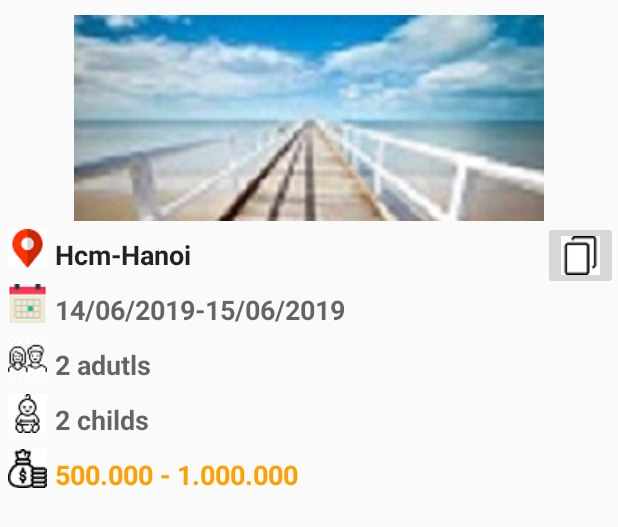
After one commit to datdo7549/Project_travel_assitant, an Android app: the layout custom_layout_tour_listview.xml on its own in the app's theme, with its tools: preview values and no code run, on a phone screen of 412 x 824 dp. The commit adds this screen. Shown: the top 527 px of the screen. Run offline under Robolectric (Android 15) with nearby library versions, the phone set to English and light mode, and no system bars.

Commit message:
update listview to listTour

```diff
--- /dev/null
+++ b/app/src/main/res/layout/custom_layout_tour_listview.xml
@@ -0,0 +1,130 @@
+<?xml version="1.0" encoding="utf-8"?>
+<RelativeLayout xmlns:android="http://schemas.android.com/apk/res/android"
+    android:layout_width="match_parent"
+    android:layout_height="match_parent"
+    android:paddingTop="10dp">
+
+    <ImageView
+        android:id="@+id/imageTour"
+        android:layout_width="match_parent"
+        android:layout_height="wrap_content"
+        android:src="@drawable/imagetour"
+        android:layout_alignParentTop="true"></ImageView>
+
+    <ImageView
+        android:id="@+id/imageName"
+        android:layout_width="wrap_content"
+        android:layout_height="wrap_content"
+        android:src="@drawable/placeholder"
+        android:layout_alignParentLeft="true"
+        android:layout_below="@id/imageTour"
+        android:padding="5dp"></ImageView>
+
+    <TextView
+        android:id="@+id/name"
+        android:layout_width="wrap_content"
+        android:layout_height="wrap_content"
+        android:textAppearance="@style/TextAppearance.AppCompat.Medium"
+        android:text="Hcm-Hanoi"
+        android:paddingTop="10dp"
+        android:layout_below="@+id/imageTour"
+        android:textStyle="bold"
+        android:textColor="#E2070606"
+        android:layout_toRightOf="@+id/imageName"
+        ></TextView>
+
+    <ImageButton
+        android:id="@+id/btncopy"
+        android:layout_width="wrap_content"
+        android:layout_height="wrap_content"
+        android:src="@drawable/copy"
+        android:layout_below="@+id/imageTour"
+        android:layout_alignParentRight="true"></ImageButton>
+
+    <ImageView
+        android:id="@+id/imageDate"
+        android:layout_width="wrap_content"
+        android:layout_height="wrap_content"
+        android:src="@drawable/calendar"
+        android:layout_alignParentLeft="true"
+        android:layout_below="@id/imageName"
+        android:padding="5dp"></ImageView>
+
+    <TextView
+        android:id="@+id/date"
+        android:layout_width="wrap_content"
+        android:layout_height="wrap_content"
+        android:textAppearance="@style/TextAppearance.AppCompat.Medium"
+        android:text="14/06/2019-15/06/2019"
+        android:paddingTop="10dp"
+        android:layout_below="@+id/imageName"
+        android:textStyle="bold"
+        android:layout_toRightOf="@+id/imageDate"
+        ></TextView>
+
+    <ImageView
+        android:id="@+id/imageAdults"
+        android:layout_width="wrap_content"
+        android:layout_height="wrap_content"
+        android:src="@drawable/adult"
+        android:layout_alignParentLeft="true"
+        android:layout_below="@id/imageDate"
+        android:padding="5dp"></ImageView>
+
+    <TextView
+        android:id="@+id/adults"
+        android:layout_width="wrap_content"
+        android:layout_height="wrap_content"
+        android:textAppearance="@style/TextAppearance.AppCompat.Medium"
+        android:text="2 adutls"
+        android:paddingTop="10dp"
+        android:layout_below="@+id/imageDate"
+        android:textStyle="bold"
+        android:layout_toRightOf="@+id/imageDate"
+        ></TextView>
+
+    <ImageView
+        android:id="@+id/imageChilds"
+        android:layout_width="wrap_content"
+        android:layout_height="wrap_content"
+        android:src="@drawable/baby"
+        android:layout_alignParentLeft="true"
+        android:layout_below="@id/imageAdults"
+        android:padding="5dp"></ImageView>
+
+    <TextView
+        android:id="@+id/childs"
+        android:layout_width="wrap_content"
+        android:layout_height="wrap_content"
+        android:textAppearance="@style/TextAppearance.AppCompat.Medium"
+        android:text="2 childs"
+        android:paddingTop="10dp"
+        android:layout_below="@+id/imageAdults"
+        android:textStyle="bold"
+        android:layout_toRightOf="@+id/imageDate"
+        ></TextView>
+
+    <ImageView
+        android:id="@+id/imageCost"
+        android:layout_width="wrap_content"
+        android:layout_height="wrap_content"
+        android:src="@drawable/money"
+        android:layout_alignParentLeft="true"
+        android:layout_below="@id/imageChilds"
+        android:padding="5dp"></ImageView>
+
+    <TextView
+        android:id="@+id/min_max_Cost"
+        android:layout_width="wrap_content"
+        android:layout_height="wrap_content"
+        android:textAppearance="@style/TextAppearance.AppCompat.Medium"
+        android:text="500.000 - 1.000.000"
+        android:paddingTop="10dp"
+        android:layout_below="@+id/imageChilds"
+        android:textStyle="bold"
+        android:textColor="#FFA000"
+        android:layout_toRightOf="@+id/imageDate"
+        ></TextView>
+
+
+</RelativeLayout>
```
Also changed, not shown: app/src/main/java/com/example/loginandregister/Adapter/CustomAdapter.java (added, +125 -0 lines), app/src/main/java/com/example/loginandregister/MainActivity.java (+12 -8 lines), app/src/main/res/layout/activity_main.xml (+4 -4 lines), app/src/main/res/drawable/adult.png (added), app/src/main/res/drawable/baby.png (added), app/src/main/res/drawable/calendar.png (added), app/src/main/res/drawable/copy.png (added), app/src/main/res/drawable/imagetour.jpg (added), app/src/main/res/drawable/money.png (added), app/src/main/res/drawable/placeholder.png (added), 1 other file.
